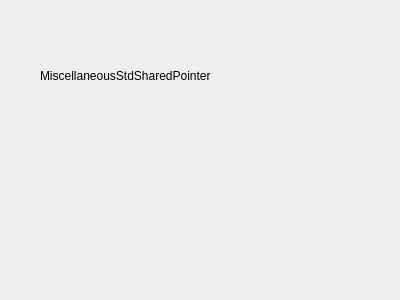
Before: the Qt Designer form QtGuiApplicationTest/QtGuiApplicationTest/MiscellaneousStdSharedPointer.ui in xautshuanglong/QtLearningRepository, drawn with Qt 5.
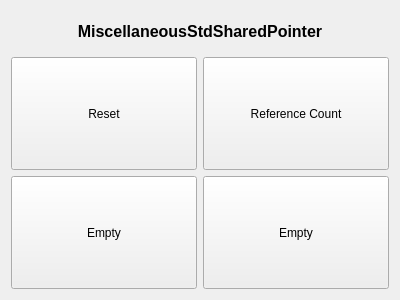
After: the same form once the commit is applied. Custom widgets are drawn as their Qt base class.

Diff of the .ui file:
```diff
--- a/QtGuiApplicationTest/QtGuiApplicationTest/MiscellaneousStdSharedPointer.ui
+++ b/QtGuiApplicationTest/QtGuiApplicationTest/MiscellaneousStdSharedPointer.ui
@@ -13,19 +13,99 @@
   <property name="windowTitle">
    <string>MiscellaneousStdSharedPointer</string>
   </property>
-  <widget class="QLabel" name="label">
-   <property name="geometry">
-    <rect>
-     <x>40</x>
-     <y>60</y>
-     <width>221</width>
-     <height>31</height>
-    </rect>
-   </property>
-   <property name="text">
-    <string>MiscellaneousStdSharedPointer</string>
-   </property>
-  </widget>
+  <layout class="QVBoxLayout" name="verticalLayout">
+   <item>
+    <widget class="QLabel" name="lbTitle">
+     <property name="minimumSize">
+      <size>
+       <width>0</width>
+       <height>40</height>
+      </size>
+     </property>
+     <property name="font">
+      <font>
+       <pointsize>12</pointsize>
+       <weight>75</weight>
+       <bold>true</bold>
+      </font>
+     </property>
+     <property name="text">
+      <string>MiscellaneousStdSharedPointer</string>
+     </property>
+     <property name="alignment">
+      <set>Qt::AlignCenter</set>
+     </property>
+    </widget>
+   </item>
+   <item>
+    <layout class="QGridLayout" name="gridLayout">
+     <property name="leftMargin">
+      <number>0</number>
+     </property>
+     <property name="rightMargin">
+      <number>0</number>
+     </property>
+     <item row="1" column="1">
+      <widget class="QPushButton" name="btnQueueTest">
+       <property name="sizePolicy">
+        <sizepolicy hsizetype="Expanding" vsizetype="Expanding">
+         <horstretch>0</horstretch>
+         <verstretch>0</verstretch>
+        </sizepolicy>
+       </property>
+       <property name="text">
+        <string>Empty</string>
+       </property>
+      </widget>
+     </item>
+     <item row="0" column="0">
+      <widget class="QPushButton" name="btnResetTest">
+       <property name="sizePolicy">
+        <sizepolicy hsizetype="Expanding" vsizetype="Expanding">
+         <horstretch>0</horstretch>
+         <verstretch>0</verstretch>
+        </sizepolicy>
+       </property>
+       <property name="minimumSize">
+        <size>
+         <width>140</width>
+         <height>30</height>
+        </size>
+       </property>
+       <property name="text">
+        <string>Reset</string>
+       </property>
+      </widget>
+     </item>
+     <item row="0" column="1">
+      <widget class="QPushButton" name="btnRefCountTest">
+       <property name="sizePolicy">
+        <sizepolicy hsizetype="Expanding" vsizetype="Expanding">
+         <horstretch>0</horstretch>
+         <verstretch>0</verstretch>
+        </sizepolicy>
+       </property>
+       <property name="text">
+        <string>Reference Count</string>
+       </property>
+      </widget>
+     </item>
+     <item row="1" column="0">
+      <widget class="QPushButton" name="btnStackTest">
+       <property name="sizePolicy">
+        <sizepolicy hsizetype="Expanding" vsizetype="Expanding">
+         <horstretch>0</horstretch>
+         <verstretch>0</verstretch>
+        </sizepolicy>
+       </property>
+       <property name="text">
+        <string>Empty</string>
+       </property>
+      </widget>
+     </item>
+    </layout>
+   </item>
+  </layout>
  </widget>
  <layoutdefault spacing="6" margin="11"/>
  <customwidgets>
```
